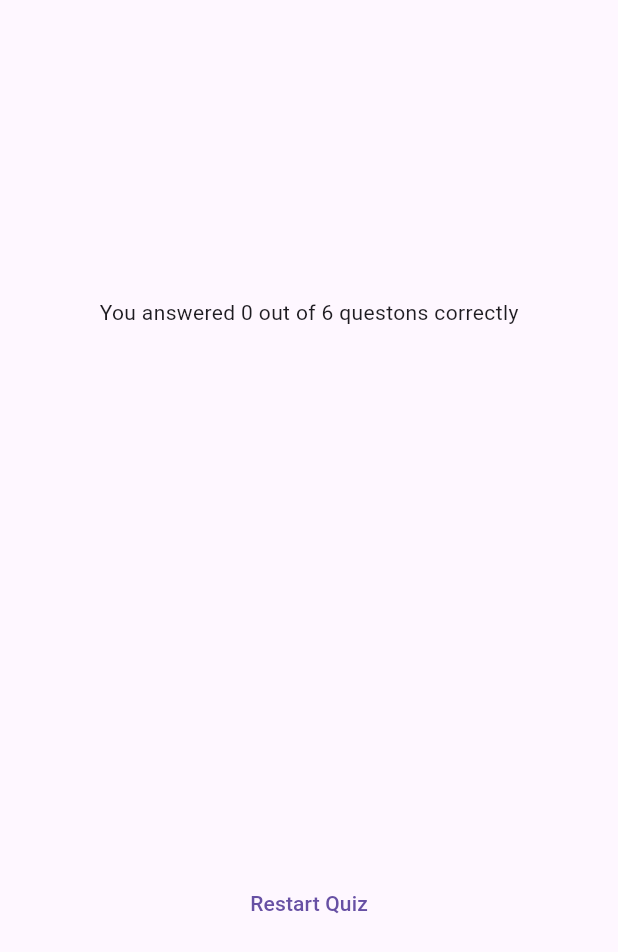
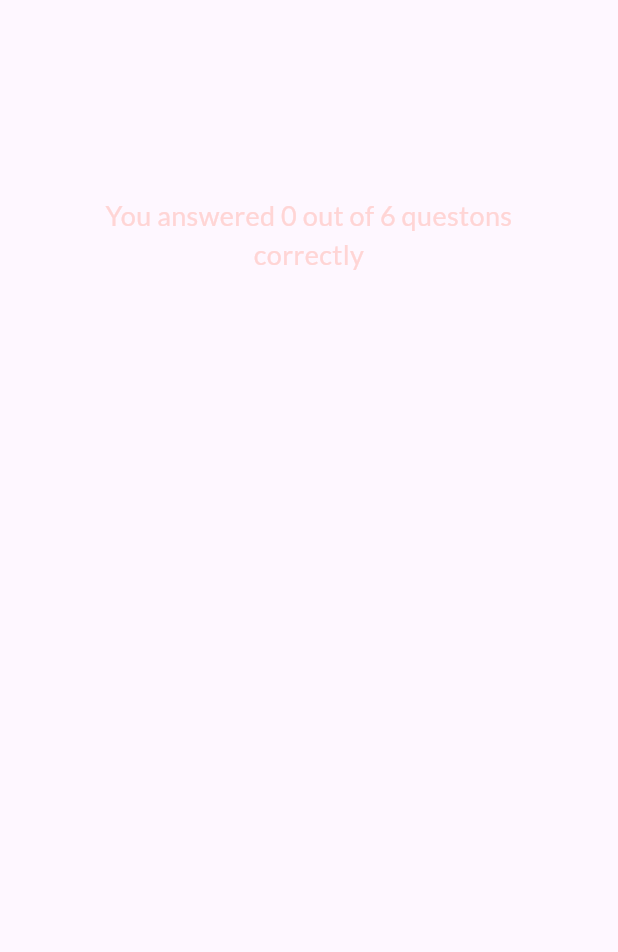
Before and after one commit to snadi043/flutter_quiz_app, a Flutter app: the ResultsScreen widget shown alone on an empty page, opened directly with empty values, on a phone screen of 412 x 824 dp. Shown: the top 952 px of the screen. Run offline on Flutter 3.47's test engine with Material 3 defaults, Android fonts, the phone set to English and light mode, and no system bars; our stand-ins replace google_fonts.

Commit message:
Added all the stylings to make the UI consistent with fonts and colors. Functionality for the restart button to start the quiz.

```diff
--- a/quiz_app/lib/results_screen.dart
+++ b/quiz_app/lib/results_screen.dart
@@ -1,9 +1,11 @@
 import 'package:flutter/material.dart';
 import 'package:quiz_app/Data/questions.dart';
 import 'package:quiz_app/questions_summary.dart';
+import 'package:google_fonts/google_fonts.dart';
 
 class ResultsScreen extends StatelessWidget {
-  const ResultsScreen({super.key, required this.chosenAnswers});
+  const ResultsScreen(
+      {super.key, required this.chosenAnswers, required this.onRestart});
 
   final List<String> chosenAnswers;
 
@@ -19,6 +21,8 @@ class ResultsScreen extends StatelessWidget {
     }
     return summary;
   }
+
+  final void Function() onRestart;
 
   @override
   Widget build(context) {
@@ -36,14 +40,27 @@ class ResultsScreen extends StatelessWidget {
           mainAxisAlignment: MainAxisAlignment.center,
           children: [
             Text(
-                'You answered $numberOfCorrectQuestions out of $totalQuestions questons correctly'),
+              'You answered $numberOfCorrectQuestions out of $totalQuestions questons correctly',
+              style: GoogleFonts.lato(
+                color: const Color.fromARGB(255, 255, 213, 213),
+                // fontWeight: FontWeight.bold,
+                fontSize: 18,
+              ),
+              textAlign: TextAlign.center,
+            ),
             const SizedBox(height: 30),
             QuestionsSummary(summaryData),
             const SizedBox(height: 30),
-            TextButton(
-              onPressed: () {},
-              child: const Text('Restart Quiz'),
-            ),
+            OutlinedButton.icon(
+                style: OutlinedButton.styleFrom(
+                    foregroundColor: Colors.white,
+                    textStyle: const TextStyle(fontSize: 18),
+                    side: const BorderSide(color: Colors.transparent),
+                    padding: const EdgeInsets.only(
+                        top: 15, bottom: 15, left: 10, right: 10)),
+                onPressed: onRestart,
+                label: const Text('Restart Quiz!'),
+                icon: const Icon(Icons.refresh_rounded)),
           ],
         ),
       ),
--- a/quiz_app/lib/start_screen.dart
+++ b/quiz_app/lib/start_screen.dart
@@ -29,6 +29,7 @@ class StartScreen extends StatelessWidget {
             style: OutlinedButton.styleFrom(
                 foregroundColor: const Color.fromARGB(255, 252, 252, 252),
                 textStyle: const TextStyle(fontSize: 18),
+                side: const BorderSide(color: Colors.transparent),
                 padding: const EdgeInsets.only(
                     top: 15, bottom: 15, left: 10, right: 10)),
             onPressed: startQuiz,
```
Also changed, not shown: quiz_app/lib/questions_summary.dart (+35 -6 lines), quiz_app/lib/quiz.dart (+11 -1 lines).
